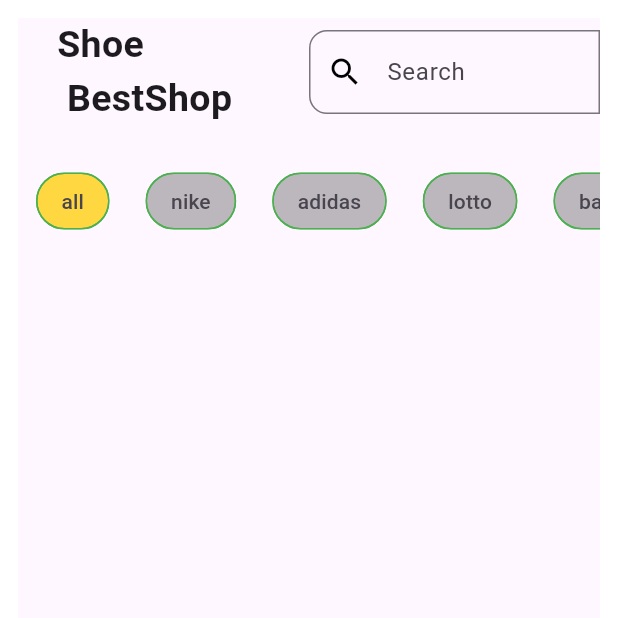
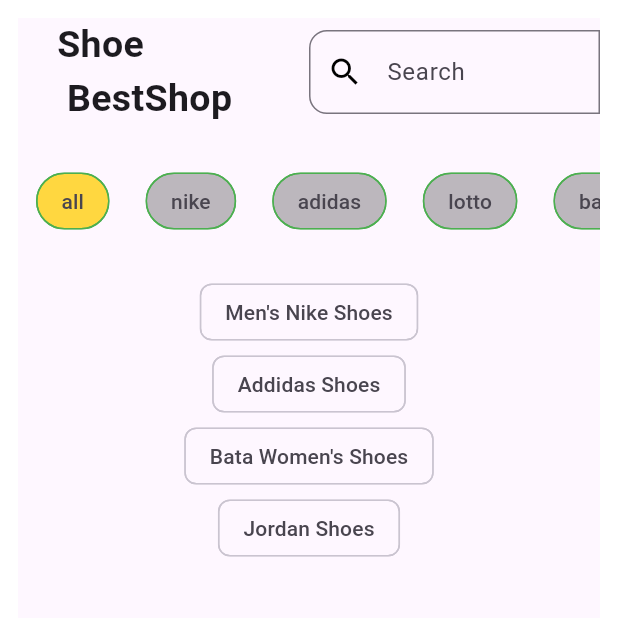
Before and after one commit to Jn-Sajol/Simple-Ecommerce-Flutter-app, a Flutter app: the screen it shows after launch, on a phone screen of 412 x 824 dp, the top half of it. Run offline on Flutter 3.47's test engine with Material 3 defaults, Android fonts, the phone set to English and light mode, and no system bars.

Commit message:
adding Products  segment

```diff
--- /dev/null
+++ b/lib/global_shop_data.dart
@@ -0,0 +1,34 @@
+final products = [
+  {
+    'id': '0',
+    'title': 'Men\'s Nike Shoes',
+    'price': 44.52,
+    'imageUrl': 'assets/images/shoes_1.png',
+    'company': 'Nike',
+    'sizes': [9, 10, 11, 12],
+  },
+  {
+    'id': '1',
+    'title': 'Addidas Shoes',
+    'price': 20.12,
+    'imageUrl': 'assets/images/shoes_1.png',
+    'company': 'Addidas',
+    'sizes': [9, 10, 12],
+  },
+  {
+    'id': '2',
+    'title': 'Bata Women\'s Shoes',
+    'price': 28.95,
+    'imageUrl': 'assets/images/shoes_1.png',
+    'company': 'Bata',
+    'sizes': [8, 9, 10],
+  },
+  {
+    'id': '3',
+    'title': 'Jordan Shoes',
+    'price': 420.69,
+    'imageUrl': 'assets/images/shoes_1.png',
+    'company': 'Nike',
+    'sizes': [8, 9, 10],
+  },
+];
--- a/lib/homepage.dart
+++ b/lib/homepage.dart
@@ -1,3 +1,4 @@
+import 'package:ecommerce_app/global_shop_data.dart';
 import 'package:flutter/material.dart';
 
 class HomePage extends StatefulWidget {
@@ -86,6 +87,19 @@ class _HomePageState extends State<HomePage> {
                     );
                     },
                 ),
+              ),
+              //Main Products segment
+              Expanded(
+                child: ListView.builder(
+                  itemCount: products.length,
+                    itemBuilder: (context,index){
+                    final product = products[index];
+                    // return print(product);
+                      return Chip(
+                        label: Text(product['title'].toString()),
+                      );
+                    },
+                ),
               )
             ],
           ),
```
Also changed, not shown: assets/shoes_1.png (added), 1 other file.
